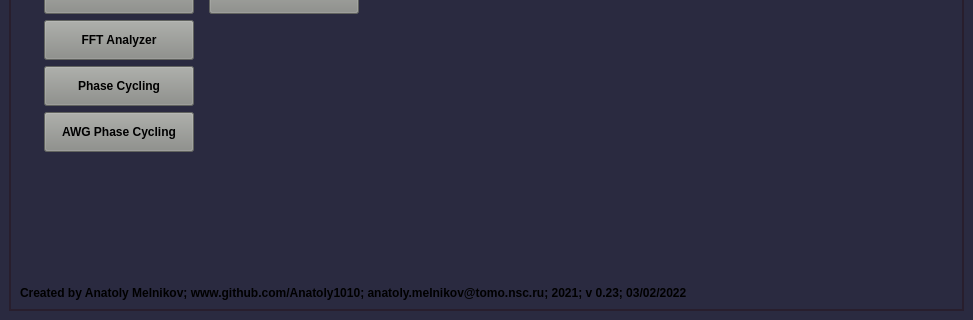
Qt form atomize/main/gui/main_window.ui (Anatoly1010/Atomize_NIOCH) before a commit; both pictures show x 0 to 973 and y 315 to 635 of the 973 by 635 pixel window.
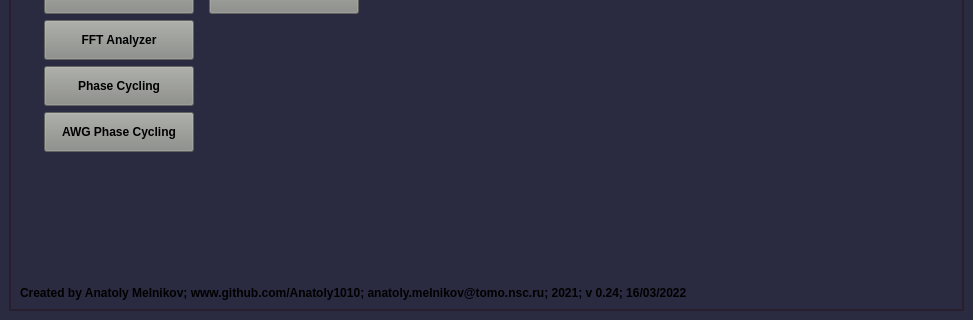
The same form after that commit. The open tabs and pages were chosen to show the change. Custom widgets are drawn as their Qt base class.

Patch:
```diff
--- a/atomize/main/gui/main_window.ui
+++ b/atomize/main/gui/main_window.ui
@@ -617,7 +617,7 @@
            </font>
           </property>
           <property name="text">
-           <string>Created by Anatoly Melnikov; www.github.com/Anatoly1010; anatoly.melnikov@tomo.nsc.ru; 2021; v 0.23; 03/02/2022</string>
+           <string>Created by Anatoly Melnikov; www.github.com/Anatoly1010; anatoly.melnikov@tomo.nsc.ru; 2021; v 0.24; 16/03/2022</string>
           </property>
          </widget>
         </item>
```
Left out of the diff: 2 changed lines with no effect on the pictures.
